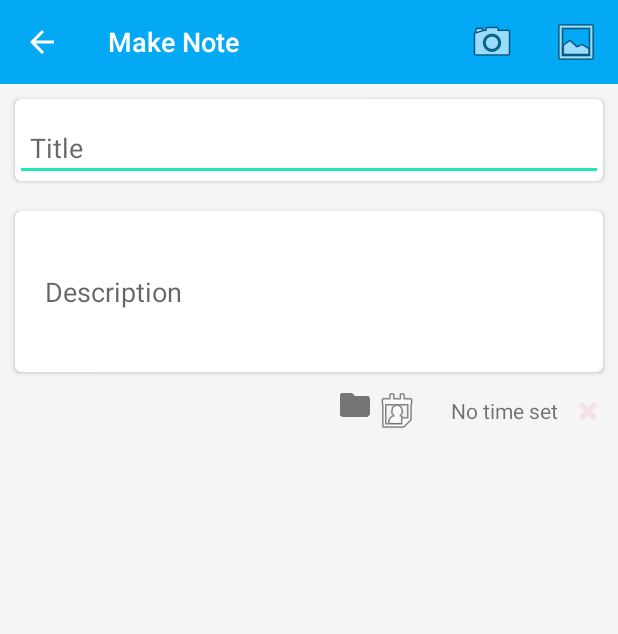
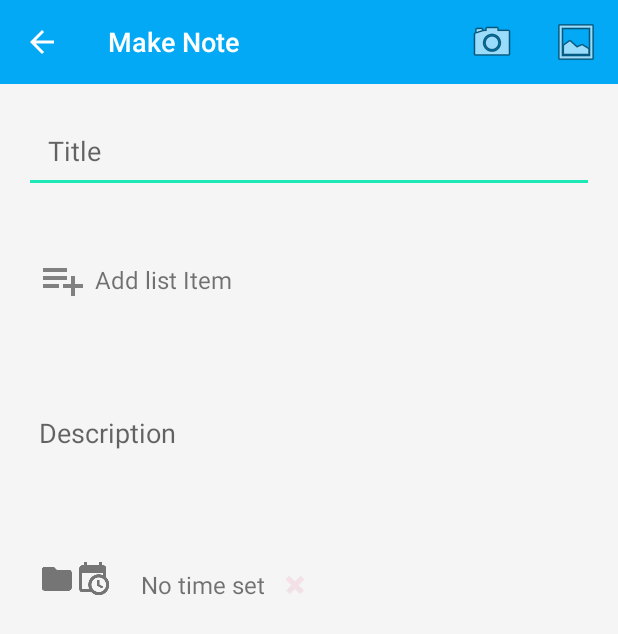
Before and after one commit to tisqui/MyNotes, an Android app: the NoteDetailActivity screen opened directly, with no data from a screen before it, on a phone screen of 412 x 824 dp. Shown: the top 634 px of the screen. Run offline under Robolectric (Android 15) with nearby library versions, the phone set to English and light mode, and no system bars; libraries missing offline, so code that uses them is left out: com.dropbox.client2; 2 statements that could not run were skipped.

Commit message:
updated create note layout

```diff
--- a/app/src/main/res/layout/activity_detail_note_layout.xml
+++ b/app/src/main/res/layout/activity_detail_note_layout.xml
@@ -12,44 +12,36 @@
 
         <include
             android:id="@+id/app_bar"
-            layout="@layout/toolbar" />
+            layout="@layout/toolbar"/>
 
         <ImageView
             android:id="@+id/image_make_note"
             android:layout_width="match_parent"
-            android:layout_height="wrap_content" />
+            android:layout_height="wrap_content"/>
 
-        <android.support.v7.widget.CardView
+        <EditText
+            android:id="@+id/make_note_title"
             android:layout_width="match_parent"
             android:layout_height="wrap_content"
-            android:layout_margin="10dp"
-            card_view:cardCornerRadius="4dp"
-            android:layout_marginLeft="10dp"
-            android:layout_marginRight="10dp">
+            android:layout_margin="16dp"
+            android:hint="Title"
+            android:padding="16dp"/>
 
-            <EditText
-                android:id="@+id/make_note_title"
-                android:layout_width="match_parent"
-                android:layout_height="wrap_content"
-                android:layout_marginTop="10dp"
-                android:hint="Title"
-                android:padding="10dp" />
-
-        </android.support.v7.widget.CardView>
-
-        <android.support.v7.widget.CardView
-            android:id="@+id/card_view_list"
-            android:layout_width="match_parent"
-            android:layout_height="wrap_content"
-            android:layout_marginTop="10dp"
-            card_view:cardCornerRadius="4dp"
-            android:layout_marginLeft="10dp"
-            android:layout_marginRight="10dp">
+        <!--<android.support.v7.widget.CardView-->
+            <!--android:id="@+id/card_view_list"-->
+            <!--android:layout_width="match_parent"-->
+            <!--android:layout_height="wrap_content"-->
+            <!--android:layout_marginLeft="10dp"-->
+            <!--android:layout_marginRight="10dp"-->
+            <!--android:layout_marginTop="10dp"-->
+            <!--card_view:cardCornerRadius="4dp">-->
 
             <LinearLayout
                 android:layout_width="match_parent"
                 android:layout_height="wrap_content"
-                android:orientation="vertical">
+                android:orientation="vertical"
+                android:padding="10dp"
+                android:layout_margin="16dp">
 
                 <LinearLayout
                     android:id="@+id/check_list_layout"
@@ -69,27 +61,20 @@
                         android:id="@+id/add_new_check_list_image_view"
                         android:layout_width="wrap_content"
                         android:layout_height="wrap_content"
-                        android:src="@android:drawable/ic_menu_add" />
+                        android:src="@drawable/ic_playlist_plus"/>
 
                     <TextView
                         android:id="@+id/add_new_check_list_check_box"
                         android:layout_width="wrap_content"
                         android:layout_height="wrap_content"
                         android:layout_gravity="center"
-                        android:text="List Item" />
+                        android:layout_marginLeft="5dp"
+                        android:textSize="16sp"
+                        android:text="Add list Item"/>
 
                 </LinearLayout>
             </LinearLayout>
-        </android.support.v7.widget.CardView>
-
-        <android.support.v7.widget.CardView
-            android:id="@+id/card_view"
-            android:layout_width="match_parent"
-            android:layout_height="wrap_content"
-            android:layout_marginTop="10dp"
-            card_view:cardCornerRadius="4dp"
-            android:layout_marginLeft="10dp"
-            android:layout_marginRight="10dp">
+        <!--</android.support.v7.widget.CardView>-->
 
             <RelativeLayout
                 android:layout_width="match_parent"
@@ -99,51 +84,51 @@
                     android:id="@+id/make_note_detail"
                     android:layout_width="match_parent"
                     android:layout_height="wrap_content"
-                    android:layout_margin="10dp"
-                    android:layout_marginTop="10dp"
+                    android:layout_margin="16dp"
                     android:background="@android:color/transparent"
                     android:hint="Description"
                     android:lines="3"
-                    android:padding="10dp" />
+                    android:padding="10dp"/>
             </RelativeLayout>
-        </android.support.v7.widget.CardView>
 
 
         <LinearLayout
             android:layout_width="match_parent"
             android:layout_height="wrap_content"
-            android:gravity="end"
+            android:gravity="left"
             android:orientation="horizontal"
+            android:layout_margin="16dp"
             android:padding="10dp">
 
             <ImageView
                 android:id="@+id/image_storage"
                 android:layout_width="wrap_content"
-                android:layout_height="wrap_content" />
+                android:layout_height="wrap_content"/>
 
             <ImageView
                 android:id="@+id/date_picker_button"
                 android:layout_width="wrap_content"
                 android:layout_height="wrap_content"
-                android:src="@android:drawable/ic_menu_my_calendar" />
+                android:src="@drawable/ic_calendar_clock_grey600_24dp"/>
 
             <TextView
                 android:id="@+id/date_textview_make_note"
                 android:layout_width="wrap_content"
                 android:layout_height="match_parent"
-                android:layout_marginLeft="10dp"
+                android:layout_marginLeft="5dp"
                 android:layout_marginStart="10dp"
                 android:gravity="center"
-                android:text="" />
+                android:text=""/>
 
             <TextView
                 android:id="@+id/time_textview_make_note"
                 android:layout_width="wrap_content"
                 android:layout_height="match_parent"
-                android:layout_marginLeft="10dp"
+                android:layout_marginLeft="5dp"
                 android:layout_marginStart="10dp"
+                android:textSize="16sp"
                 android:gravity="center"
-                android:text="No time set" />
+                android:text="No time set"/>
 
             <ImageView
                 android:id="@+id/delete_make_note"
@@ -153,7 +138,7 @@
                 android:layout_marginStart="10dp"
                 android:alpha="0.08"
                 android:background="@color/notesCardBody"
-                android:src="@android:drawable/ic_delete" />
+                android:src="@android:drawable/ic_delete"/>
         </LinearLayout>
 
 
```
Also changed, not shown: app/src/main/res/drawable-hdpi/ic_playlist_plus.png (added), app/src/main/res/drawable-mdpi/ic_playlist_plus.png (added), app/src/main/res/drawable-xhdpi/ic_playlist_plus.png (added), app/src/main/res/drawable-xxhdpi/ic_playlist_plus.png (added), app/src/main/res/drawable-xxxhdpi/ic_playlist_plus.png (added).
